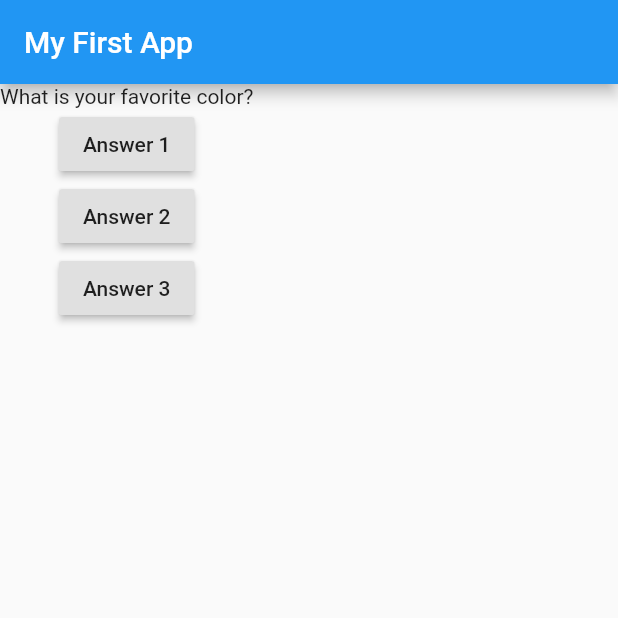
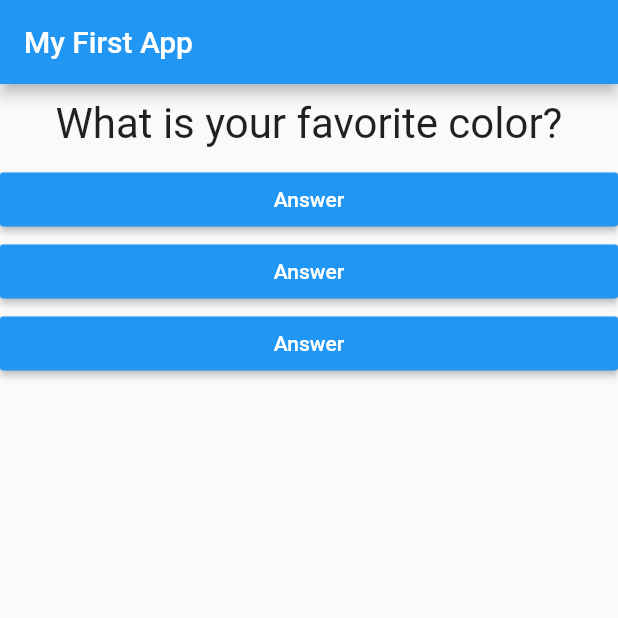
Before and after one commit to innocentTialo/flutter_complete_guide, a Flutter app: the screen it shows after launch, on a phone screen of 412 x 824 dp, the top half of it. Run offline on Flutter 3.47's test engine with Material 2 defaults, Android fonts, the phone set to English and light mode, and no system bars.

Commit message:
Creation of structure of our MCQ app by spliting our main file into multiple dart files

```diff
--- /dev/null
+++ b/lib/answer.dart
@@ -0,0 +1,21 @@
+import 'package:flutter/material.dart';
+
+class Answer extends StatelessWidget {
+
+  final Function selectHandler;
+
+  Answer(this.selectHandler);
+
+  @override
+  Widget build(BuildContext context) {
+    return Container(
+      width: double.infinity,
+      child: RaisedButton(
+        color: Colors.blue,
+        textColor: Colors.white,
+        child: Text("Answer"),
+        onPressed: selectHandler,
+      ),
+    );
+  }
+}
--- a/lib/main.dart
+++ b/lib/main.dart
@@ -1,4 +1,7 @@
 import 'package:flutter/material.dart';
+
+import './question.dart';
+import './answer.dart';
 
 void main() => runApp(MyApp());
 
@@ -32,21 +35,12 @@ class _MyAppState extends State<MyApp> {
         ),
         body: Column(
           children: [
-            Text(
+            Question(
               questions.elementAt(_questionIndex),
             ),
-            RaisedButton(
-              child: Text('Answer 1'),
-              onPressed: _answerQuestion,
-            ),
-            RaisedButton(
-              child: Text('Answer 2'),
-              onPressed: _answerQuestion,
-            ),
-            RaisedButton(
-              child: Text('Answer 3'),
-              onPressed: _answerQuestion,
-            ),
+            Answer(_answerQuestion),
+            Answer(_answerQuestion),
+            Answer(_answerQuestion),
           ],
         ),
       ),
--- /dev/null
+++ b/lib/question.dart
@@ -0,0 +1,19 @@
+import 'package:flutter/material.dart';
+
+class Question extends StatelessWidget {
+  final String questionText;
+
+  Question(this.questionText);
+  @override
+  Widget build(BuildContext context) {
+    return Container(
+      width: double.infinity,
+      margin: EdgeInsets.all(10),
+      child: Text(
+        questionText,
+        style: TextStyle(fontSize: 28),
+        textAlign: TextAlign.center,
+      ),
+    );
+  }
+}
```
